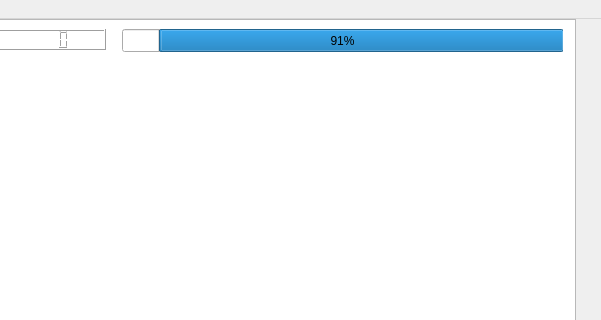
First picture: the form in juego_final/iniciar_juego.ui, repository JuanCarlosMedinaMorales/Juego_final, before the edit; both pictures show x 535 to 1136 and y 0 to 320 of the 1136 by 700 pixel window.
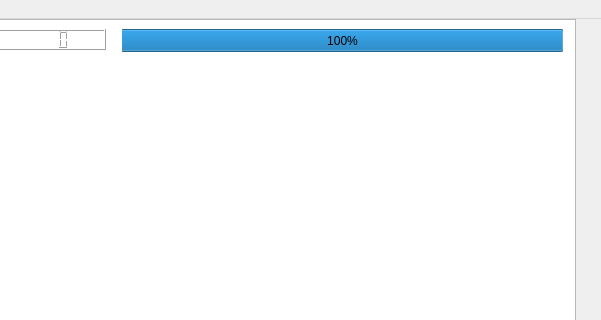
Second picture: the form after the edit.

What changed in the file:
```diff
--- a/juego_final/iniciar_juego.ui
+++ b/juego_final/iniciar_juego.ui
@@ -53,7 +53,7 @@
      <cursorShape>WaitCursor</cursorShape>
     </property>
     <property name="value">
-     <number>91</number>
+     <number>100</number>
     </property>
     <property name="invertedAppearance">
      <bool>true</bool>
```
